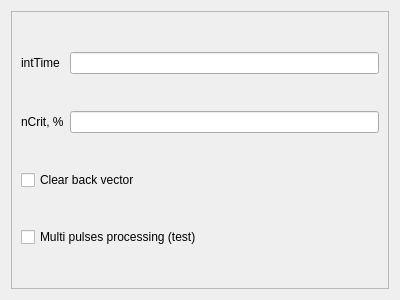
The window that processing.ui (goodvin360/pivn_app) describes before a commit, drawn with Qt 5.
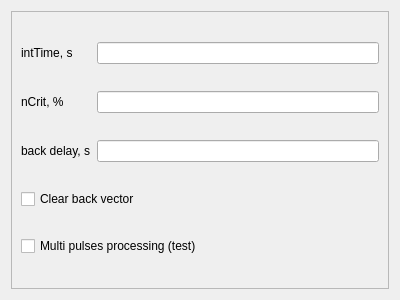
The same window after the commit.

Commit message: 11.10.2024 work 3 -default processing and counters settings changed to 200 300 400 350, critVal 50 -back delay functional added to processing settings, default delay value is 70s -gui updated -some minor changes

```diff
--- a/processing.ui
+++ b/processing.ui
@@ -23,6 +23,13 @@
       <enum>QFrame::Raised</enum>
      </property>
      <layout class="QGridLayout" name="gridLayout">
+      <item row="4" column="0" colspan="2">
+       <widget class="QCheckBox" name="checkBox_2">
+        <property name="text">
+         <string>Multi pulses processing (test)</string>
+        </property>
+       </widget>
+      </item>
       <item row="1" column="0">
        <widget class="QLabel" name="label">
         <property name="text">
@@ -30,33 +37,36 @@
         </property>
        </widget>
       </item>
-      <item row="1" column="1">
-       <widget class="QLineEdit" name="lineEdit"/>
-      </item>
-      <item row="2" column="0" colspan="2">
+      <item row="3" column="0" colspan="2">
        <widget class="QCheckBox" name="checkBox">
         <property name="text">
          <string>Clear back vector</string>
         </property>
        </widget>
       </item>
-      <item row="3" column="0" colspan="2">
-       <widget class="QCheckBox" name="checkBox_2">
+      <item row="2" column="0">
+       <widget class="QLabel" name="label_3">
         <property name="text">
-         <string>Multi pulses processing (test)</string>
+         <string>back delay, s</string>
         </property>
        </widget>
       </item>
-      <item row="0" column="1">
-       <widget class="QLineEdit" name="lineEdit_2"/>
-      </item>
       <item row="0" column="0">
        <widget class="QLabel" name="label_2">
         <property name="text">
-         <string>intTime</string>
+         <string>intTime, s</string>
         </property>
        </widget>
       </item>
+      <item row="2" column="1">
+       <widget class="QLineEdit" name="lineEdit_3"/>
+      </item>
+      <item row="1" column="1">
+       <widget class="QLineEdit" name="lineEdit"/>
+      </item>
+      <item row="0" column="1">
+       <widget class="QLineEdit" name="lineEdit_2"/>
+      </item>
      </layout>
     </widget>
    </item>
```
Left out of the diff: 25 changed lines with no effect on the pictures. The commit also changes 6 other files.
